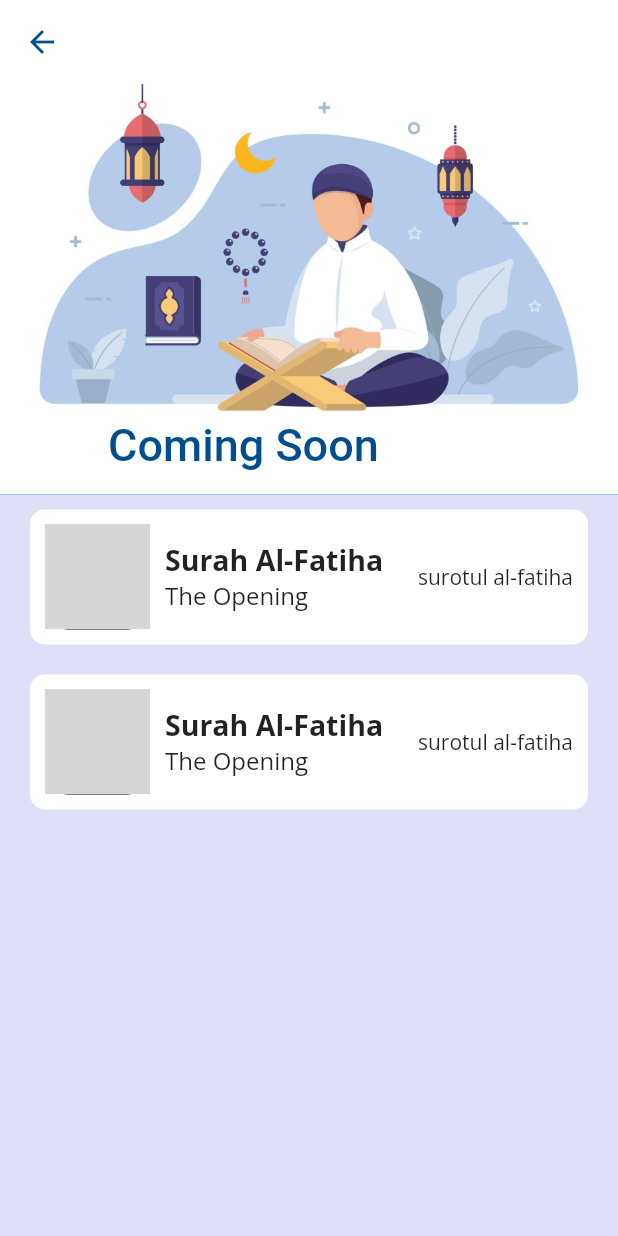
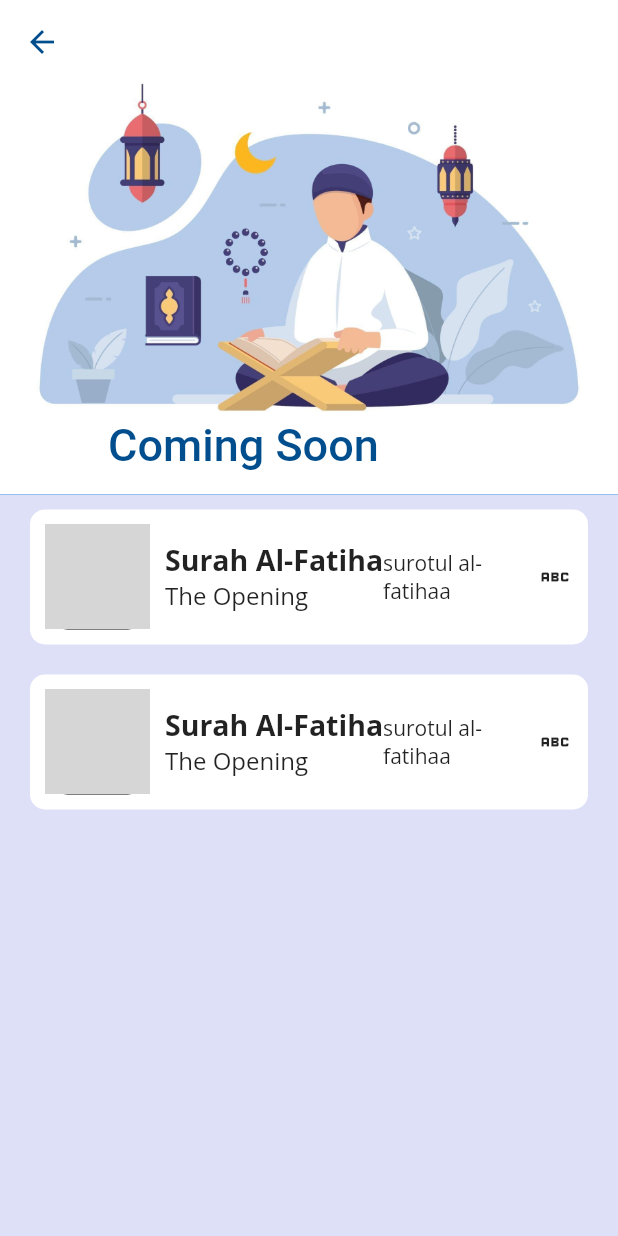
Before and after one commit to Isko21/Mi-raj, a Flutter app: the ComingSoon screen opened directly, on a phone screen of 412 x 824 dp. Run offline on Flutter 3.47's test engine with Material 2 defaults, Android fonts, the phone set to English and light mode, and no system bars; our stand-ins replace firebase_auth, firebase_core, font_awesome_flutter, geocoding, google_fonts, google_sign_in and 7 more; missing offline and left inert: cloud_firestore_web, connectivity_for_web, firebase_auth_web, firebase_core_web, flutter_keyboard_visibility_web, flutter_vibrate and 5 more; accounts and stored records are empty; network calls fail; statements that could not run were skipped; grey boxes are pictures that could not be loaded.

Commit message:
Update coming_soon.dart

```diff
--- a/lib/pages/sub_pages/coming_soon.dart
+++ b/lib/pages/sub_pages/coming_soon.dart
@@ -82,12 +82,13 @@ class ComingSoon extends StatelessWidget {
                         child: Align(
                           alignment: Alignment.centerRight,
                           child: Text(
-                            'surotul al-fatiha',
+                            'surotul al-fatihaa',
                             textDirection: TextDirection.rtl,
                             textAlign: TextAlign.end,
                           ),
                         ),
-                      )
+                      ),
+                      Icon(Icons.abc),
                     ])),
               );
             }, childCount: 2),
```
